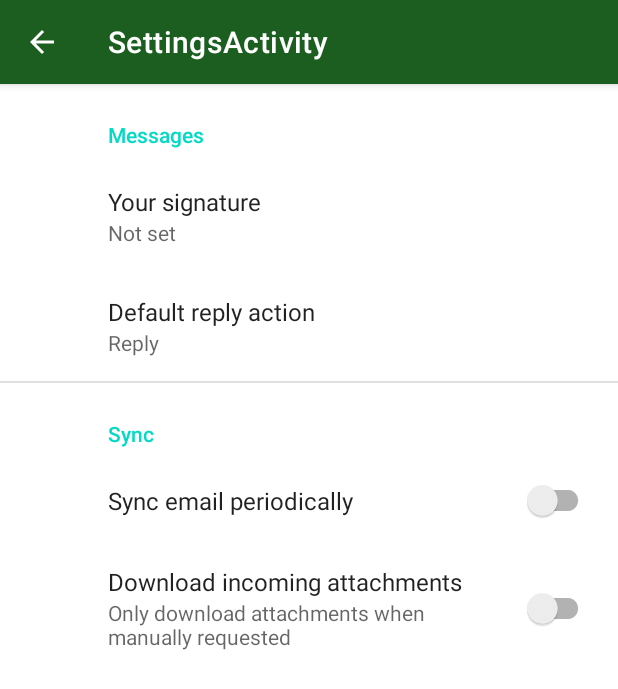
After one commit to JonasHagstrom79/Dialer, an Android app: the SettingsActivity screen opened directly, with no data from a screen before it, on a phone screen of 412 x 824 dp. The commit adds this screen. Shown: the top 689 px of the screen. Run offline under Robolectric (Android 15) with nearby library versions, the phone set to English and light mode, and no system bars; our stand-ins replace androidx.preference.

Commit message:
Added settingsActivity

```diff
--- a/app/build.gradle
+++ b/app/build.gradle
@@ -33,6 +33,7 @@ dependencies {
     implementation 'androidx.appcompat:appcompat:1.5.1'
     implementation 'com.google.android.material:material:1.7.0'
     implementation 'androidx.constraintlayout:constraintlayout:2.1.4'
+    implementation 'androidx.preference:preference:1.1.+'
     testImplementation 'junit:junit:4.13.2'
     androidTestImplementation 'androidx.test.ext:junit:1.1.3'
     androidTestImplementation 'androidx.test.espresso:espresso-core:3.4.0'
--- /dev/null
+++ b/app/src/main/java/se/miun/caha1906/dt031g/dialer/SettingsActivity.java
@@ -0,0 +1,33 @@
+package se.miun.caha1906.dt031g.dialer;
+
+import android.os.Bundle;
+
+import androidx.appcompat.app.ActionBar;
+import androidx.appcompat.app.AppCompatActivity;
+import androidx.preference.PreferenceFragmentCompat;
+
+public class SettingsActivity extends AppCompatActivity {
+
+    @Override
+    protected void onCreate(Bundle savedInstanceState) {
+        super.onCreate(savedInstanceState);
+        setContentView(R.layout.settings_activity);
+        if (savedInstanceState == null) {
+            getSupportFragmentManager()
+                    .beginTransaction()
+                    .replace(R.id.settings, new SettingsFragment())
+                    .commit();
+        }
+        ActionBar actionBar = getSupportActionBar();
+        if (actionBar != null) {
+            actionBar.setDisplayHomeAsUpEnabled(true);
+        }
+    }
+
+    public static class SettingsFragment extends PreferenceFragmentCompat {
+        @Override
+        public void onCreatePreferences(Bundle savedInstanceState, String rootKey) {
+            setPreferencesFromResource(R.xml.root_preferences, rootKey);
+        }
+    }
+}
--- /dev/null
+++ b/app/src/main/res/layout/settings_activity.xml
@@ -0,0 +1,9 @@
+<LinearLayout xmlns:android="http://schemas.android.com/apk/res/android"
+    android:layout_width="match_parent"
+    android:layout_height="match_parent">
+
+    <FrameLayout
+        android:id="@+id/settings"
+        android:layout_width="match_parent"
+        android:layout_height="match_parent" />
+</LinearLayout>
--- /dev/null
+++ b/app/src/main/res/values/arrays.xml
@@ -0,0 +1,12 @@
+<resources>
+    <!-- Reply Preference -->
+    <string-array name="reply_entries">
+        <item>Reply</item>
+        <item>Reply to all</item>
+    </string-array>
+
+    <string-array name="reply_values">
+        <item>reply</item>
+        <item>reply_all</item>
+    </string-array>
+</resources>
--- a/app/src/main/res/values/strings.xml
+++ b/app/src/main/res/values/strings.xml
@@ -7,4 +7,21 @@
     <string name="btn_map">Map</string>
     <string name="btn_about">About</string>
     <string name="textView_dial">Detta är aktiviteten för dial</string>
+    <string name="textView_CallList">Detta är aktiviteten för call list</string>
+    <string name="title_activity_settings">SettingsActivity</string>
+
+    <!-- Preference Titles -->
+    <string name="messages_header">Messages</string>
+    <string name="sync_header">Sync</string>
+
+    <!-- Messages Preferences -->
+    <string name="signature_title">Your signature</string>
+    <string name="reply_title">Default reply action</string>
+
+    <!-- Sync Preferences -->
+    <string name="sync_title">Sync email periodically</string>
+    <string name="attachment_title">Download incoming attachments</string>
+    <string name="attachment_summary_on">Automatically download attachments for incoming emails
+    </string>
+    <string name="attachment_summary_off">Only download attachments when manually requested</string>
 </resources>
--- /dev/null
+++ b/app/src/main/res/xml/root_preferences.xml
@@ -0,0 +1,35 @@
+<PreferenceScreen xmlns:app="http://schemas.android.com/apk/res-auto">
+
+    <PreferenceCategory app:title="@string/messages_header">
+
+        <EditTextPreference
+            app:key="signature"
+            app:title="@string/signature_title"
+            app:useSimpleSummaryProvider="true" />
+
+        <ListPreference
+            app:defaultValue="reply"
+            app:entries="@array/reply_entries"
+            app:entryValues="@array/reply_values"
+            app:key="reply"
+            app:title="@string/reply_title"
+            app:useSimpleSummaryProvider="true" />
+
+    </PreferenceCategory>
+
+    <PreferenceCategory app:title="@string/sync_header">
+
+        <SwitchPreferenceCompat
+            app:key="sync"
+            app:title="@string/sync_title" />
+
+        <SwitchPreferenceCompat
+            app:dependency="sync"
+            app:key="attachment"
+            app:summaryOff="@string/attachment_summary_off"
+            app:summaryOn="@string/attachment_summary_on"
+            app:title="@string/attachment_title" />
+
+    </PreferenceCategory>
+
+</PreferenceScreen>
```
Also changed, not shown: app/src/main/AndroidManifest.xml (+17 -0 lines), app/src/main/java/se/miun/caha1906/dt031g/dialer/CallListActivity.java (added, +14 -0 lines), app/src/main/java/se/miun/caha1906/dt031g/dialer/MainActivity.java (+10 -0 lines), app/src/main/res/layout/activity_call_list.xml (added, +18 -0 lines).
